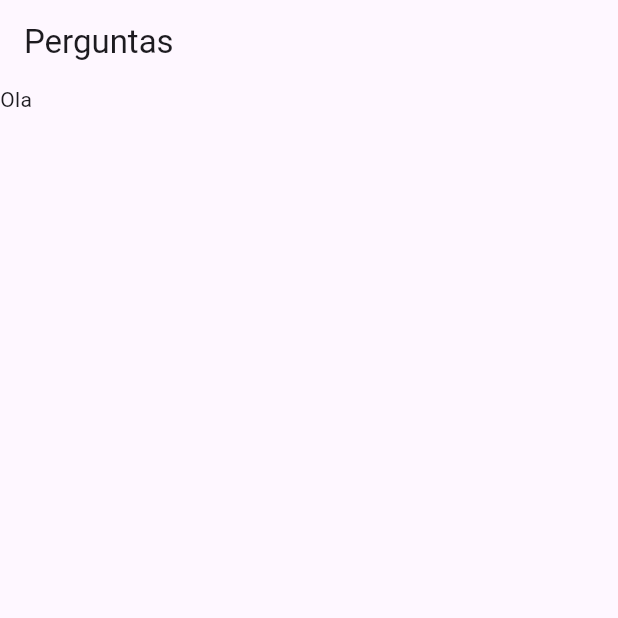
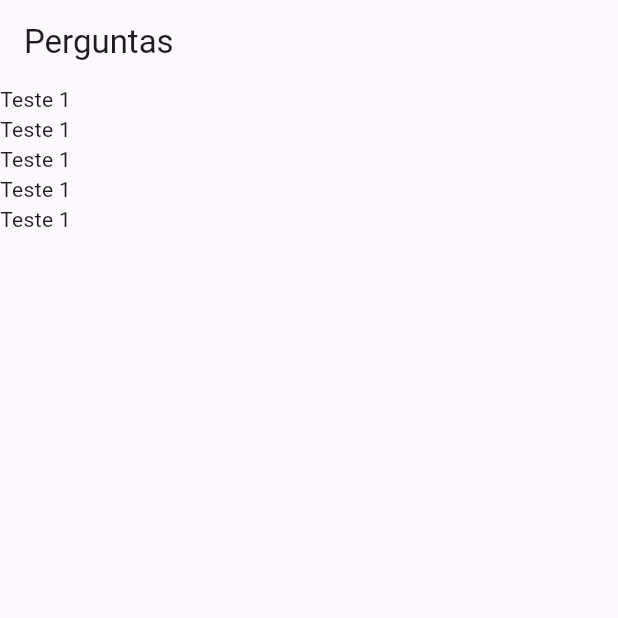
Before and after one commit to Lucas2799/Flutter_app, a Flutter app: the screen it shows after launch, on a phone screen of 412 x 824 dp, the top half of it. Run offline on Flutter 3.47's test engine with Material 3 defaults, Android fonts, the phone set to English and light mode, and no system bars.

Commit message:
estrutura de Widget dentro do Body

```diff
--- a/lib/main.dart
+++ b/lib/main.dart
@@ -13,7 +13,16 @@ class Perguntas extends StatelessWidget {
         appBar: AppBar(
           title: Text('Perguntas'),
         ),
-        body: Text('Ola'),
+        body: Column(
+          // Boddy recebe apenas um Widget, sendo nescessario chamar um widget que recebe uma lista
+          children: [
+            Text('Teste 1'),
+            Text('Teste 1'),
+            Text('Teste 1'),
+            Text('Teste 1'),
+            Text('Teste 1'),
+          ],
+        ),
       ),
     );
   }
```
